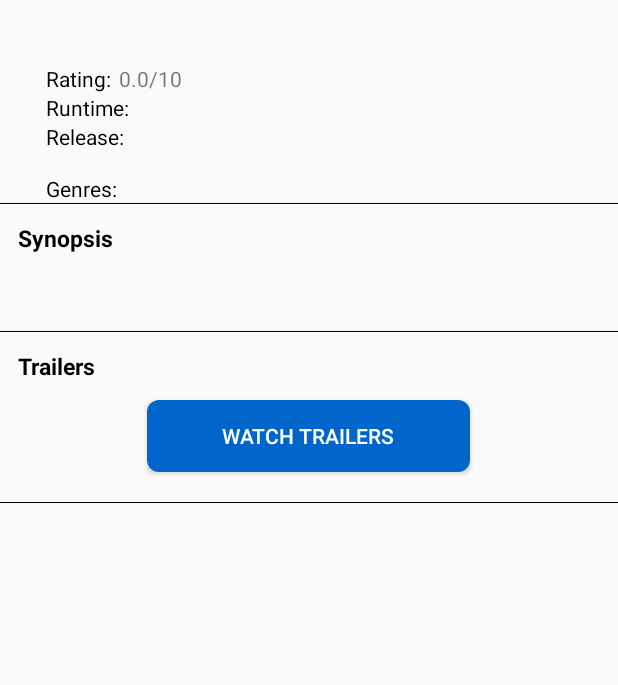
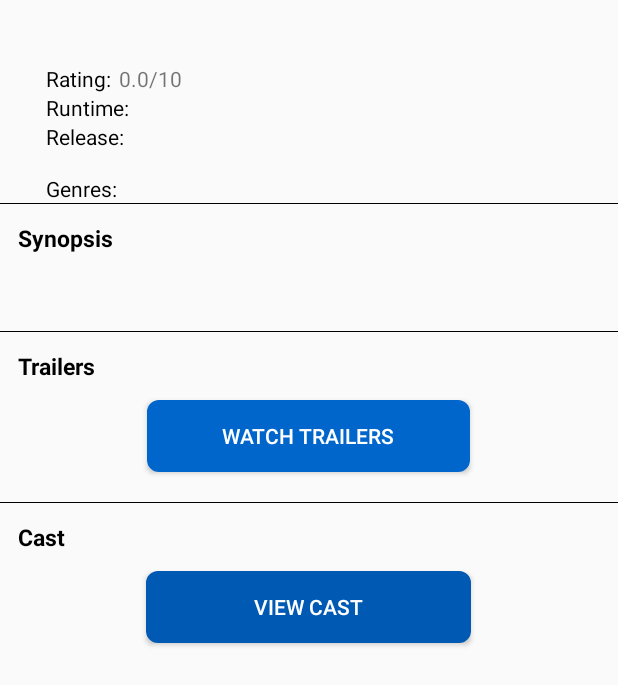
Before and after one commit to changalf-personal-projects/Popcorn, an Android app: the DetailFragment screen opened directly, with no data from a screen before it, on a phone screen of 412 x 824 dp. Shown: the top 685 px of the screen. Run offline under Robolectric (Android 15) with nearby library versions, the phone set to English and light mode, and no system bars; our stand-ins replace ButterKnife, Volley; network calls fail; pictures from the network do not load; 10 statements that could not run were skipped.

Commit message:
Customized cast button

```diff
--- a/app/src/main/res/layout/fragment_detail_main.xml
+++ b/app/src/main/res/layout/fragment_detail_main.xml
@@ -185,9 +185,32 @@
                 android:textColor="@color/white"
                 android:layout_gravity="center"
                 android:background="@drawable/trailer_button"
-                android:layout_marginBottom="@dimen/detail_trailer_button_bottom_margin" />
+                android:layout_marginBottom="@dimen/detail_button_bottom_margin" />
 
             <include layout="@layout/detail_divider" />
+
+            <TextView
+                android:layout_width="wrap_content"
+                android:layout_height="wrap_content"
+                android:layout_margin="@dimen/detail_label_margin"
+                android:text="@string/cast_label"
+                android:textColor="@color/black"
+                android:textSize="@dimen/detail_label_size"
+                android:textStyle="bold" />
+
+            <Button
+                android:layout_width="wrap_content"
+                android:layout_height="wrap_content"
+                android:paddingLeft="@dimen/cast_button_left_right_padding"
+                android:paddingStart="@dimen/cast_button_left_right_padding"
+                android:paddingRight="@dimen/cast_button_left_right_padding"
+                android:paddingEnd="@dimen/cast_button_left_right_padding"
+                android:text="@string/view_cast"
+                android:textColor="@color/white"
+                android:layout_gravity="center"
+                android:background="@drawable/cast_button"
+                android:layout_marginBottom="@dimen/detail_button_bottom_margin" />
+
 
             <FrameLayout
                 android:layout_width="wrap_content"
--- a/app/src/main/res/values/dimens.xml
+++ b/app/src/main/res/values/dimens.xml
@@ -38,7 +38,7 @@
     <dimen name="detail_synopsis_left_and_right_margin">22dp</dimen>
     <dimen name="detail_synopsis_top_margin">15dp</dimen>
     <dimen name="detail_synopsis_bottom_margin">20dp</dimen>
-    <dimen name="detail_trailer_button_bottom_margin">20dp</dimen>
+    <dimen name="detail_button_bottom_margin">20dp</dimen>
     <!-- Negative margin to offset detail poster margin. -->
     <dimen name="detail_rating_left_margin">-4dp</dimen>
     <dimen name="detail_release_left_margin">-3dp</dimen>
@@ -54,4 +54,6 @@
     <dimen name="button_corner_radius">5dp</dimen>
     <dimen name="button_stroke_width">5dp</dimen>
 
+    <!-- Cast button design -->
+    <dimen name="cast_button_left_right_padding">72dp</dimen>
 </resources>
```
